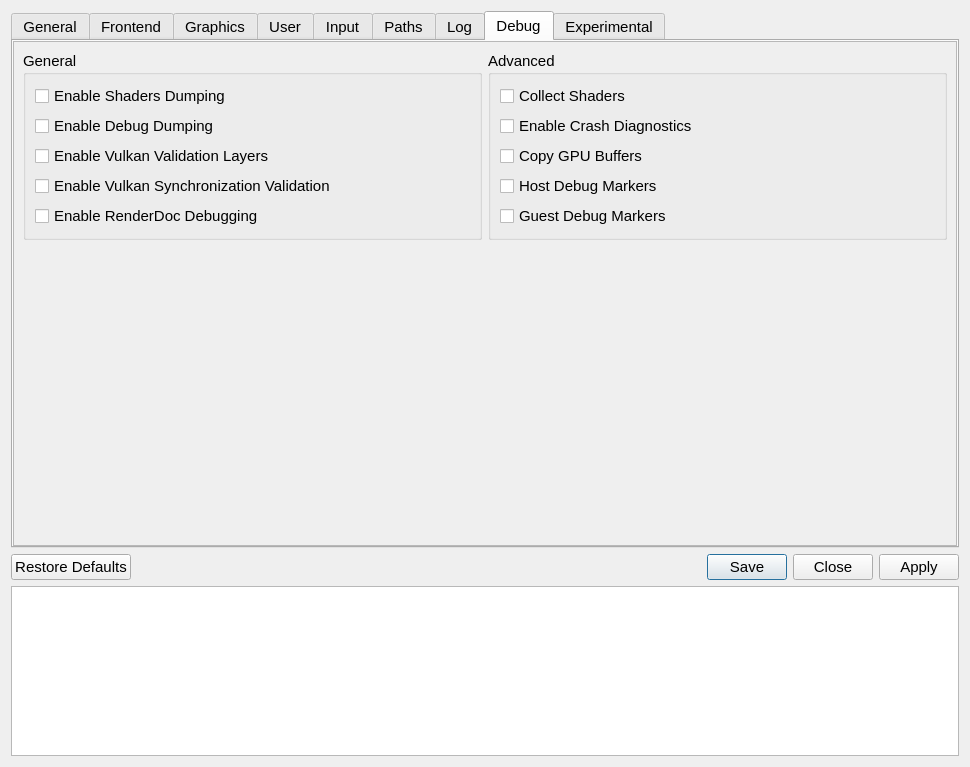
Old version of the form src/qt_gui/settings_dialog.ui in the repository shadps4-emu/shadps4-qtlauncher.
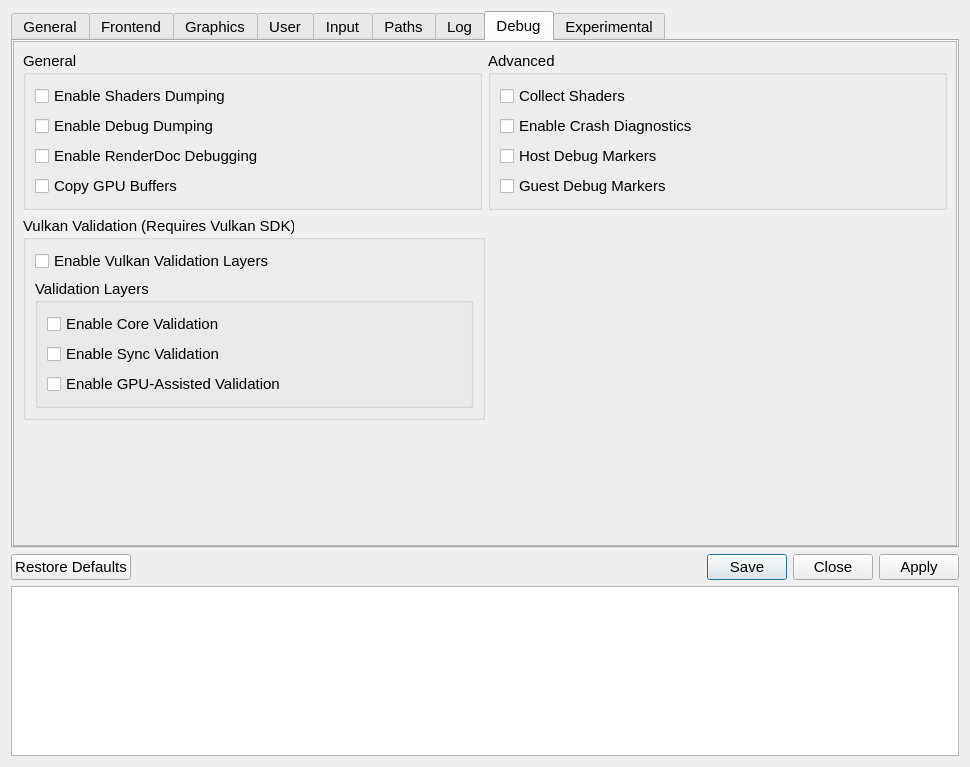
New version of the form. The open tabs and pages were chosen to show the change. Icons and pictures are not drawn.

Commit message: Add Core and GPU validation entries to Debug tab

Diff of the .ui file:
```diff
--- a/src/qt_gui/settings_dialog.ui
+++ b/src/qt_gui/settings_dialog.ui
@@ -2274,7 +2274,7 @@
          <x>0</x>
          <y>0</y>
          <width>946</width>
-         <height>234</height>
+         <height>418</height>
         </rect>
        </property>
        <property name="sizePolicy">
@@ -2327,20 +2327,6 @@
                  </property>
                 </widget>
                </item>
-               <item>
-                <widget class="QCheckBox" name="vkValidationCheckBox">
-                 <property name="text">
-                  <string>Enable Vulkan Validation Layers</string>
-                 </property>
-                </widget>
-               </item>
-               <item>
-                <widget class="QCheckBox" name="vkSyncValidationCheckBox">
-                 <property name="text">
-                  <string>Enable Vulkan Synchronization Validation</string>
-                 </property>
-                </widget>
-               </item>
                <item>
                 <widget class="QCheckBox" name="rdocCheckBox">
                  <property name="text">
@@ -2348,6 +2334,13 @@
                  </property>
                 </widget>
                </item>
+               <item>
+                <widget class="QCheckBox" name="copyGPUBuffersCheckBox">
+                 <property name="text">
+                  <string>Copy GPU Buffers</string>
+                 </property>
+                </widget>
+               </item>
               </layout>
              </widget>
             </item>
@@ -2392,13 +2385,6 @@
                  </property>
                 </widget>
                </item>
-               <item>
-                <widget class="QCheckBox" name="copyGPUBuffersCheckBox">
-                 <property name="text">
-                  <string>Copy GPU Buffers</string>
-                 </property>
-                </widget>
-               </item>
                <item>
                 <widget class="QCheckBox" name="hostMarkersCheckBox">
                  <property name="text">
@@ -2418,6 +2404,75 @@
             </item>
            </layout>
           </item>
+          <item>
+           <layout class="QHBoxLayout" name="horizontalLayout_13">
+            <item>
+             <widget class="QGroupBox" name="VkValidationGroupBox">
+              <property name="sizePolicy">
+               <sizepolicy hsizetype="Expanding" vsizetype="Preferred">
+                <horstretch>0</horstretch>
+                <verstretch>0</verstretch>
+               </sizepolicy>
+              </property>
+              <property name="title">
+               <string>Vulkan Validation (Requires Vulkan SDK)</string>
+              </property>
+              <layout class="QVBoxLayout" name="verticalLayout_11">
+               <item>
+                <widget class="QCheckBox" name="vkValidationCheckBox">
+                 <property name="text">
+                  <string>Enable Vulkan Validation Layers</string>
+                 </property>
+                </widget>
+               </item>
+               <item>
+                <widget class="QGroupBox" name="vkLayersGroupBox">
+                 <property name="title">
+                  <string>Validation Layers</string>
+                 </property>
+                 <layout class="QVBoxLayout" name="verticalLayout_12">
+                  <item>
+                   <widget class="QCheckBox" name="vkCoreValidationCheckBox">
+                    <property name="text">
+                     <string>Enable Core Validation</string>
+                    </property>
+                   </widget>
+                  </item>
+                  <item>
+                   <widget class="QCheckBox" name="vkSyncValidationCheckBox">
+                    <property name="text">
+                     <string>Enable Sync Validation</string>
+                    </property>
+                   </widget>
+                  </item>
+                  <item>
+                   <widget class="QCheckBox" name="vkGpuValidationCheckBox">
+                    <property name="text">
+                     <string>Enable GPU-Assisted Validation</string>
+                    </property>
+                   </widget>
+                  </item>
+                 </layout>
+                </widget>
+               </item>
+              </layout>
+             </widget>
+            </item>
+            <item>
+             <spacer name="horizontalSpacer_7">
+              <property name="orientation">
+               <enum>Qt::Orientation::Horizontal</enum>
+              </property>
+              <property name="sizeHint" stdset="0">
+               <size>
+                <width>40</width>
+                <height>20</height>
+               </size>
+              </property>
+             </spacer>
+            </item>
+           </layout>
+          </item>
           <item>
            <spacer name="verticalSpacer_10">
             <property name="orientation">
```
Left out of the diff: 6 changed lines with no effect on the pictures. The commit also changes 3 other files.
